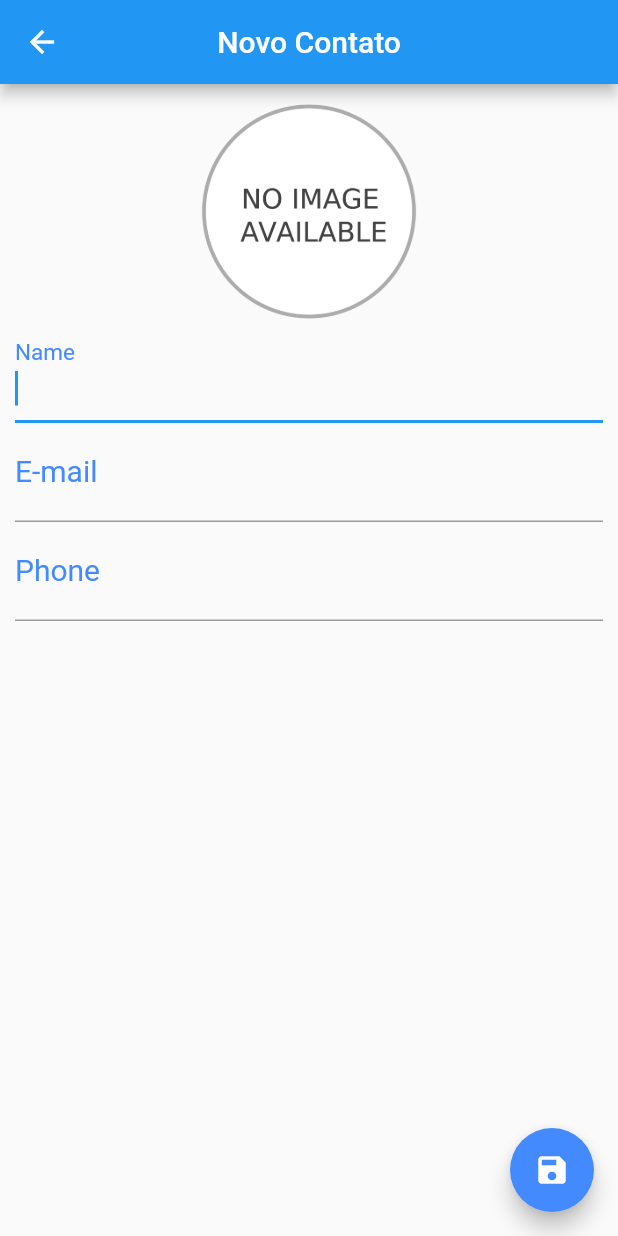
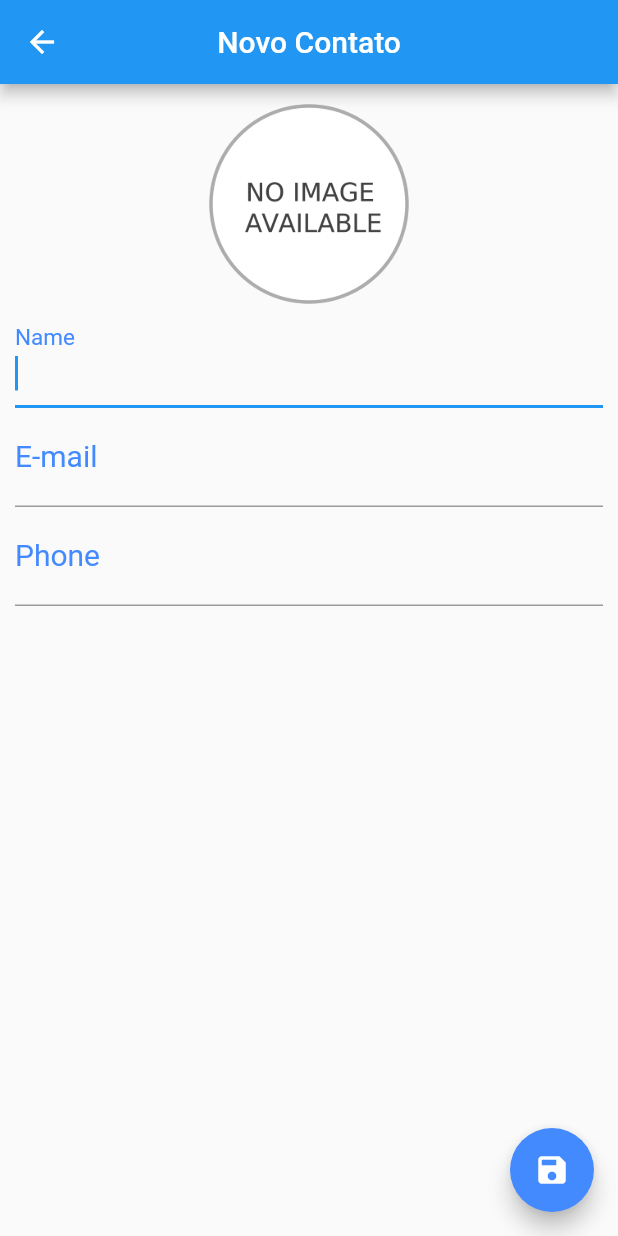
Before and after one commit to murillo120/Flutter-Agenda, a Flutter app: the ContactPage screen opened directly, after a tap on the "save" icon, on a phone screen of 412 x 824 dp. Run offline on Flutter 3.47's test engine with Material 2 defaults, Android fonts, the phone set to English and light mode, and no system bars; our stand-ins replace image_picker, sqflite; accounts and stored records are empty.

Commit message:
project Done!

```diff
--- a/lib/helpers/contacts_helper.dart
+++ b/lib/helpers/contacts_helper.dart
@@ -10,6 +10,7 @@ final String emailColumn = "emailColumn";
 final String imgColumn = "imgColumn";
 
 class Contacts_helper {
+
   static final Contacts_helper instance = Contacts_helper.internal();
 
   factory Contacts_helper() => instance;
--- a/lib/ui/contactPage.dart
+++ b/lib/ui/contactPage.dart
@@ -1,5 +1,8 @@
+import 'dart:io';
+
 import 'package:Agenda/helpers/contacts_helper.dart';
 import 'package:flutter/material.dart';
+import 'package:image_picker/image_picker.dart';
 
 class ContactPage extends StatefulWidget {
   final Contact contact;
@@ -26,7 +29,6 @@ class _ContactPageState extends State<ContactPage> {
 
     if (widget.contact == null) {
       editedContact = Contact();
-
     } else {
       editedContact = Contact.fromMap(widget.contact.toMap());
       nameController.text = editedContact.name;
@@ -43,18 +45,16 @@ class _ContactPageState extends State<ContactPage> {
           appBar: AppBar(
             title: Text(editedContact.name ?? "Novo Contato"),
             centerTitle: true,
-
           ),
           floatingActionButton: FloatingActionButton(
             child: Icon(Icons.save),
             backgroundColor: Colors.blueAccent,
             onPressed: () {
-            if( editedContact.name != null && editedContact.name.isNotEmpty){
-              editedContact.img = "test";
+              if (editedContact.name != null && editedContact.name.isNotEmpty) {
                 editedContact.email = emailController.text;
                 editedContact.phone = phoneController.text;
                 Navigator.pop(context, editedContact);
-            }else{
+              } else {
                 FocusScope.of(context).requestFocus(focusname);
               }
             },
@@ -62,19 +62,30 @@ class _ContactPageState extends State<ContactPage> {
           body: SingleChildScrollView(
             padding: EdgeInsets.all(10.0),
             child: Column(
-            crossAxisAlignment: CrossAxisAlignment.stretch,
               children: <Widget>[
                 GestureDetector(
+                  onTap: () {
+                    ImagePicker.pickImage(source: ImageSource.camera)
+                        .then((onValue) {
+                      setState(() {
+                        if (onValue == null) {
+                          return;
+                        } else {
+                          editedContact.img = onValue.path;
+                        }
+                      });
+                    });
+                  },
                   child: Container(
-                  width: 150.0,
-                  height: 150.0,
+                    width: 140.0,
+                    height: 140.0,
                     decoration: BoxDecoration(
                       shape: BoxShape.circle,
                       image: DecorationImage(
                         image: editedContact.img != null
-                          ? AssetImage(
-                              "images/no-photo.png") //FileImage(File(editedContact.img))
+                            ? FileImage(File(editedContact.img))
                             : AssetImage("images/no-photo.png"),
+                            fit: BoxFit.cover
                       ),
                     ),
                   ),
@@ -90,7 +101,9 @@ class _ContactPageState extends State<ContactPage> {
     );
   }
 
-  Widget textFieldBuilder(TextEditingController controller, String label, TextInputType type,{Function appBarText,FocusNode focus}) {
+  Widget textFieldBuilder(
+      TextEditingController controller, String label, TextInputType type,
+      {Function appBarText, FocusNode focus}) {
     return TextField(
       focusNode: focus,
       keyboardType: type,
@@ -111,25 +124,25 @@ class _ContactPageState extends State<ContactPage> {
     editedContact.name = text;
   }
 
-  Future<bool> requestPop(){
-    if(userEdited){
-      showDialog(context: context,
-      builder: (context){
+  Future<bool> requestPop() {
+    if (userEdited) {
+      showDialog(
+          context: context,
+          builder: (context) {
             return AlertDialog(
               title: Text("descartar alterações ?"),
               content: Text("Se sair agora, as alterações serão perdidas."),
               actions: <Widget>[
                 FlatButton(
                   child: Text("Sim"),
-              onPressed: (){
+                  onPressed: () {
                     Navigator.pop(context);
                     Navigator.pop(context);
-
                   },
                 ),
                 FlatButton(
                   child: Text("Cancelar"),
-              onPressed: (){
+                  onPressed: () {
                     Navigator.pop(context);
                   },
                 )
@@ -137,9 +150,8 @@ class _ContactPageState extends State<ContactPage> {
             );
           });
       return Future.value(false);
-    }else{
+    } else {
       return Future.value(true);
-
     }
   }
 }
```
Also changed, not shown: lib/ui/homepage.dart (+48 -10 lines). Lines whose indentation alone changed are shown as unchanged.
